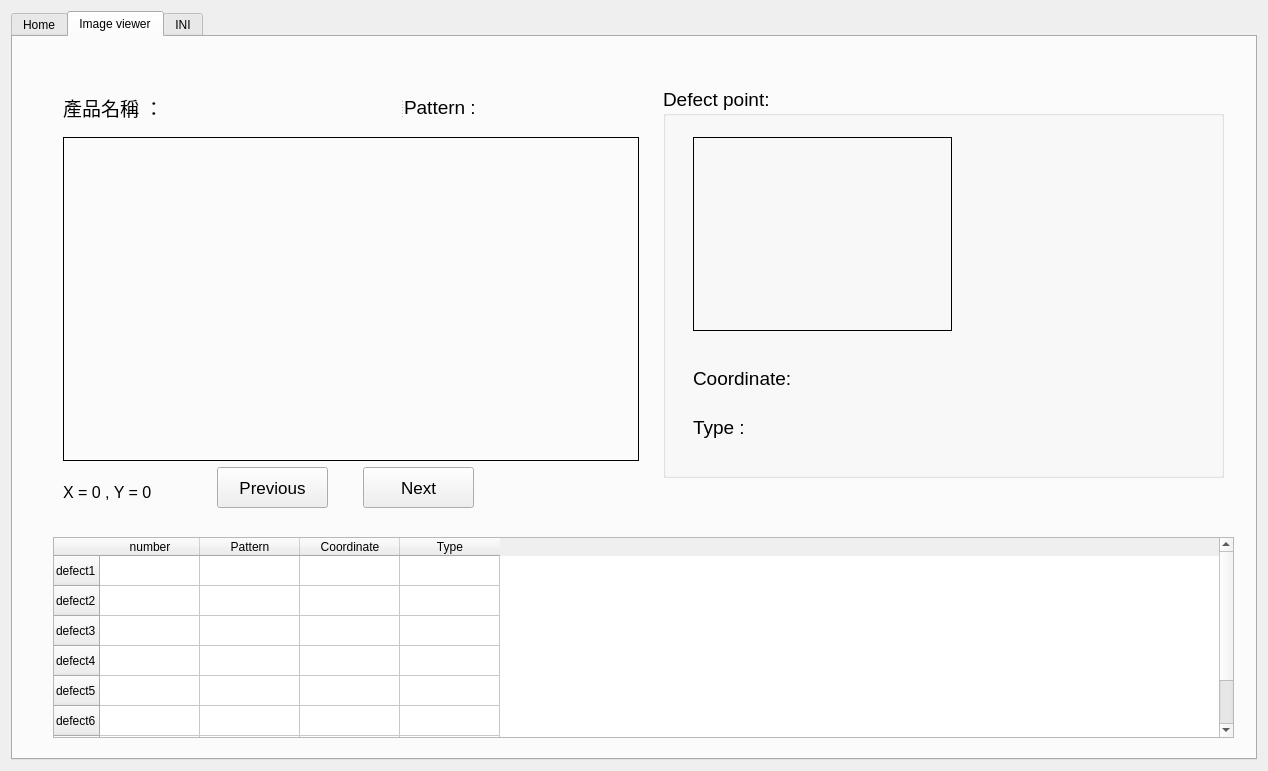
This is widget.ui in hsinying-tsai/CT2 as Qt 5 draws it before an edit. The edited form follows.
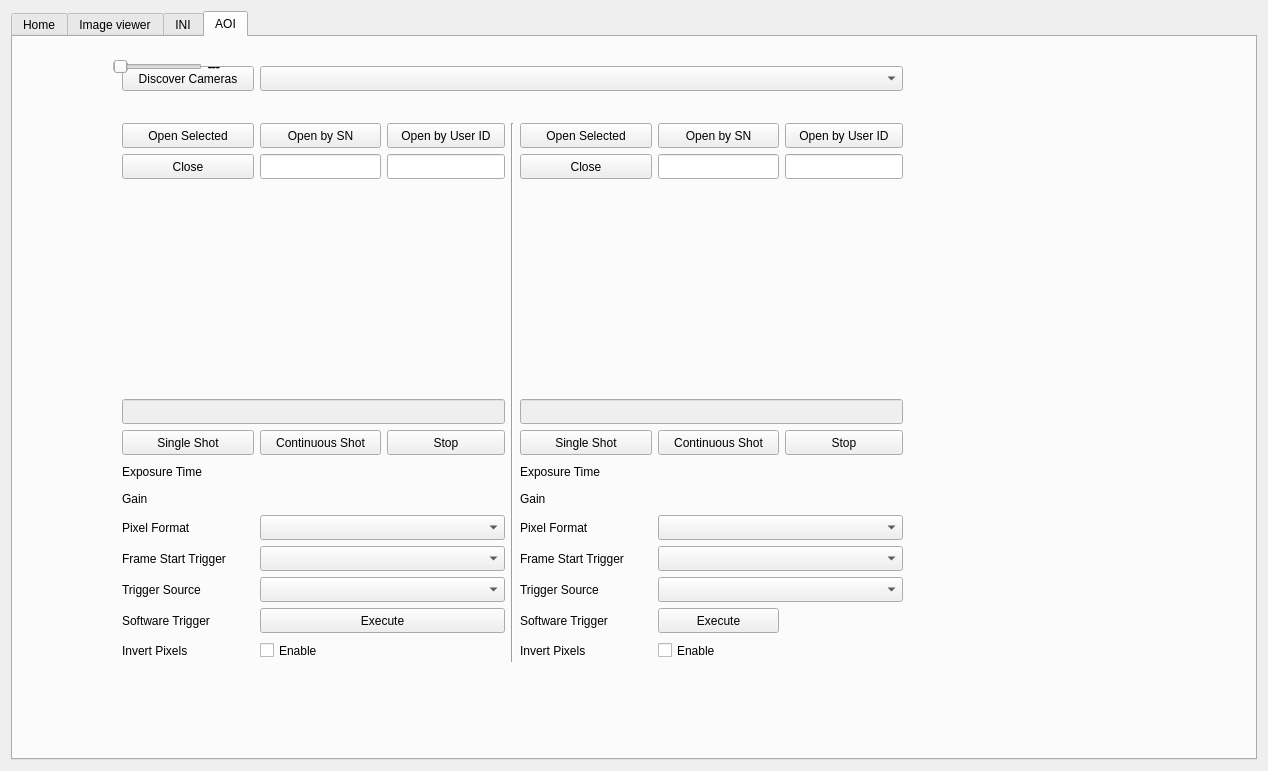
This is the edited form. The open tabs and pages were chosen to show the change. Custom widgets are drawn as their Qt base class.

The edit to the form file:
```diff
--- a/widget.ui
+++ b/widget.ui
@@ -1641,6 +1641,731 @@
        </property>
       </widget>
      </widget>
+     <widget class="QWidget" name="tab6">
+      <attribute name="title">
+       <string>AOI</string>
+      </attribute>
+      <widget class="QLineEdit" name="statusbar_2">
+       <property name="enabled">
+        <bool>false</bool>
+       </property>
+       <property name="geometry">
+        <rect>
+         <x>507</x>
+         <y>362</y>
+         <width>383</width>
+         <height>25</height>
+        </rect>
+       </property>
+       <property name="readOnly">
+        <bool>true</bool>
+       </property>
+      </widget>
+      <widget class="QPushButton" name="openByUserID_1">
+       <property name="geometry">
+        <rect>
+         <x>374</x>
+         <y>86</y>
+         <width>118</width>
+         <height>25</height>
+        </rect>
+       </property>
+       <property name="text">
+        <string>Open by User ID</string>
+       </property>
+      </widget>
+      <widget class="QPushButton" name="openByUserID_2">
+       <property name="geometry">
+        <rect>
+         <x>772</x>
+         <y>86</y>
+         <width>118</width>
+         <height>25</height>
+        </rect>
+       </property>
+       <property name="text">
+        <string>Open by User ID</string>
+       </property>
+      </widget>
+      <widget class="QLabel" name="pixelFormatLabel_1">
+       <property name="geometry">
+        <rect>
+         <x>109</x>
+         <y>478</y>
+         <width>132</width>
+         <height>25</height>
+        </rect>
+       </property>
+       <property name="text">
+        <string>Pixel Format</string>
+       </property>
+      </widget>
+      <widget class="QPushButton" name="close_1">
+       <property name="geometry">
+        <rect>
+         <x>109</x>
+         <y>117</y>
+         <width>132</width>
+         <height>25</height>
+        </rect>
+       </property>
+       <property name="text">
+        <string>Close</string>
+       </property>
+      </widget>
+      <widget class="QPushButton" name="openSelected_2">
+       <property name="geometry">
+        <rect>
+         <x>507</x>
+         <y>86</y>
+         <width>132</width>
+         <height>25</height>
+        </rect>
+       </property>
+       <property name="text">
+        <string>Open Selected</string>
+       </property>
+      </widget>
+      <widget class="QLabel" name="label_3">
+       <property name="geometry">
+        <rect>
+         <x>109</x>
+         <y>424</y>
+         <width>132</width>
+         <height>21</height>
+        </rect>
+       </property>
+       <property name="text">
+        <string>Exposure Time</string>
+       </property>
+      </widget>
+      <widget class="QPushButton" name="softwareTrigger_2">
+       <property name="geometry">
+        <rect>
+         <x>645</x>
+         <y>571</y>
+         <width>121</width>
+         <height>25</height>
+        </rect>
+       </property>
+       <property name="text">
+        <string>Execute</string>
+       </property>
+      </widget>
+      <widget class="QPushButton" name="stop_1">
+       <property name="geometry">
+        <rect>
+         <x>374</x>
+         <y>393</y>
+         <width>118</width>
+         <height>25</height>
+        </rect>
+       </property>
+       <property name="text">
+        <string>Stop</string>
+       </property>
+      </widget>
+      <widget class="QPushButton" name="close_2">
+       <property name="geometry">
+        <rect>
+         <x>507</x>
+         <y>117</y>
+         <width>132</width>
+         <height>25</height>
+        </rect>
+       </property>
+       <property name="text">
+        <string>Close</string>
+       </property>
+      </widget>
+      <widget class="QWidget" name="image_2" native="true">
+       <property name="geometry">
+        <rect>
+         <x>507</x>
+         <y>148</y>
+         <width>383</width>
+         <height>208</height>
+        </rect>
+       </property>
+      </widget>
+      <widget class="QLineEdit" name="editSN_2">
+       <property name="geometry">
+        <rect>
+         <x>645</x>
+         <y>117</y>
+         <width>121</width>
+         <height>25</height>
+        </rect>
+       </property>
+       <property name="toolTip">
+        <string>Check for a camera serial number in the camera list and enter it here.</string>
+       </property>
+      </widget>
+      <widget class="QLabel" name="label_5">
+       <property name="geometry">
+        <rect>
+         <x>507</x>
+         <y>451</y>
+         <width>132</width>
+         <height>21</height>
+        </rect>
+       </property>
+       <property name="text">
+        <string>Gain</string>
+       </property>
+      </widget>
+      <widget class="QComboBox" name="triggerMode_1">
+       <property name="geometry">
+        <rect>
+         <x>247</x>
+         <y>509</y>
+         <width>245</width>
+         <height>25</height>
+        </rect>
+       </property>
+      </widget>
+      <widget class="QPushButton" name="openSelected_1">
+       <property name="geometry">
+        <rect>
+         <x>109</x>
+         <y>86</y>
+         <width>132</width>
+         <height>25</height>
+        </rect>
+       </property>
+       <property name="text">
+        <string>Open Selected</string>
+       </property>
+      </widget>
+      <widget class="QPushButton" name="continuous_2">
+       <property name="geometry">
+        <rect>
+         <x>645</x>
+         <y>393</y>
+         <width>121</width>
+         <height>25</height>
+        </rect>
+       </property>
+       <property name="text">
+        <string>Continuous Shot</string>
+       </property>
+      </widget>
+      <widget class="QCheckBox" name="invertPixel_1">
+       <property name="geometry">
+        <rect>
+         <x>247</x>
+         <y>602</y>
+         <width>245</width>
+         <height>23</height>
+        </rect>
+       </property>
+       <property name="text">
+        <string>Enable</string>
+       </property>
+      </widget>
+      <widget class="Line" name="line">
+       <property name="geometry">
+        <rect>
+         <x>498</x>
+         <y>86</y>
+         <width>3</width>
+         <height>539</height>
+        </rect>
+       </property>
+       <property name="orientation">
+        <enum>Qt::Vertical</enum>
+       </property>
+      </widget>
+      <widget class="QLabel" name="triggerSourceLabel_1">
+       <property name="geometry">
+        <rect>
+         <x>109</x>
+         <y>540</y>
+         <width>132</width>
+         <height>25</height>
+        </rect>
+       </property>
+       <property name="text">
+        <string>Trigger Source</string>
+       </property>
+      </widget>
+      <widget class="QPushButton" name="singleShot_1">
+       <property name="geometry">
+        <rect>
+         <x>109</x>
+         <y>393</y>
+         <width>132</width>
+         <height>25</height>
+        </rect>
+       </property>
+       <property name="text">
+        <string>Single Shot</string>
+       </property>
+      </widget>
+      <widget class="QComboBox" name="triggerSource_1">
+       <property name="geometry">
+        <rect>
+         <x>247</x>
+         <y>540</y>
+         <width>245</width>
+         <height>25</height>
+        </rect>
+       </property>
+      </widget>
+      <widget class="QLineEdit" name="statusbar_1">
+       <property name="enabled">
+        <bool>false</bool>
+       </property>
+       <property name="geometry">
+        <rect>
+         <x>109</x>
+         <y>362</y>
+         <width>383</width>
+         <height>25</height>
+        </rect>
+       </property>
+       <property name="readOnly">
+        <bool>true</bool>
+       </property>
+      </widget>
+      <widget class="QPushButton" name="singleShot_2">
+       <property name="geometry">
+        <rect>
+         <x>507</x>
+         <y>393</y>
+         <width>132</width>
+         <height>25</height>
+        </rect>
+       </property>
+       <property name="text">
+        <string>Single Shot</string>
+       </property>
+      </widget>
+      <widget class="QLabel" name="softwareTriggerLabel_1">
+       <property name="geometry">
+        <rect>
+         <x>109</x>
+         <y>571</y>
+         <width>132</width>
+         <height>25</height>
+        </rect>
+       </property>
+       <property name="text">
+        <string>Software Trigger</string>
+       </property>
+      </widget>
+      <widget class="QLabel" name="label_6">
+       <property name="geometry">
+        <rect>
+         <x>109</x>
+         <y>451</y>
+         <width>132</width>
+         <height>21</height>
+        </rect>
+       </property>
+       <property name="text">
+        <string>Gain</string>
+       </property>
+      </widget>
+      <widget class="QComboBox" name="triggerSource_2">
+       <property name="geometry">
+        <rect>
+         <x>645</x>
+         <y>540</y>
+         <width>245</width>
+         <height>25</height>
+        </rect>
+       </property>
+      </widget>
+      <widget class="QLineEdit" name="editUserID_2">
+       <property name="geometry">
+        <rect>
+         <x>772</x>
+         <y>117</y>
+         <width>118</width>
+         <height>25</height>
+        </rect>
+       </property>
+       <property name="toolTip">
+        <string>Check for a device user ID in the camera list and enter it here. You may need to specify a device user ID in the pylon Viewer first.</string>
+       </property>
+      </widget>
+      <widget class="QComboBox" name="pixelFormat_1">
+       <property name="geometry">
+        <rect>
+         <x>247</x>
+         <y>478</y>
+         <width>245</width>
+         <height>25</height>
+        </rect>
+       </property>
+      </widget>
+      <widget class="QPushButton" name="continuous_1">
+       <property name="geometry">
+        <rect>
+         <x>247</x>
+         <y>393</y>
+         <width>121</width>
+         <height>25</height>
+        </rect>
+       </property>
+       <property name="text">
+        <string>Continuous Shot</string>
+       </property>
+      </widget>
+      <widget class="QLabel" name="pixelFormatLabel_2">
+       <property name="geometry">
+        <rect>
+         <x>507</x>
+         <y>478</y>
+         <width>132</width>
+         <height>25</height>
+        </rect>
+       </property>
+       <property name="text">
+        <string>Pixel Format</string>
+       </property>
+      </widget>
+      <widget class="QPushButton" name="scanButton">
+       <property name="geometry">
+        <rect>
+         <x>109</x>
+         <y>29</y>
+         <width>132</width>
+         <height>25</height>
+        </rect>
+       </property>
+       <property name="text">
+        <string>Discover Cameras</string>
+       </property>
+      </widget>
+      <widget class="QLabel" name="label_7">
+       <property name="geometry">
+        <rect>
+         <x>507</x>
+         <y>424</y>
+         <width>132</width>
+         <height>21</height>
+        </rect>
+       </property>
+       <property name="text">
+        <string>Exposure Time</string>
+       </property>
+      </widget>
+      <widget class="QComboBox" name="pixelFormat_2">
+       <property name="geometry">
+        <rect>
+         <x>645</x>
+         <y>478</y>
+         <width>245</width>
+         <height>25</height>
+        </rect>
+       </property>
+      </widget>
+      <widget class="QPushButton" name="openBySN_1">
+       <property name="geometry">
+        <rect>
+         <x>247</x>
+         <y>86</y>
+         <width>121</width>
+         <height>25</height>
+        </rect>
+       </property>
+       <property name="text">
+        <string>Open by SN</string>
+       </property>
+      </widget>
+      <widget class="QPushButton" name="openBySN_2">
+       <property name="geometry">
+        <rect>
+         <x>645</x>
+         <y>86</y>
+         <width>121</width>
+         <height>25</height>
+        </rect>
+       </property>
+       <property name="text">
+        <string>Open by SN</string>
+       </property>
+      </widget>
+      <widget class="QComboBox" name="cameraList">
+       <property name="geometry">
+        <rect>
+         <x>247</x>
+         <y>29</y>
+         <width>643</width>
+         <height>25</height>
+        </rect>
+       </property>
+      </widget>
+      <widget class="QLabel" name="triggerModeLabel_2">
+       <property name="geometry">
+        <rect>
+         <x>507</x>
+         <y>509</y>
+         <width>132</width>
+         <height>25</height>
+        </rect>
+       </property>
+       <property name="text">
+        <string>Frame Start Trigger</string>
+       </property>
+      </widget>
+      <widget class="QWidget" name="layoutWidget_2">
+       <property name="geometry">
+        <rect>
+         <x>100</x>
+         <y>20</y>
+         <width>107</width>
+         <height>19</height>
+        </rect>
+       </property>
+       <layout class="QHBoxLayout" name="horizontalLayout_4">
+        <item>
+         <widget class="QSlider" name="gain_2">
+          <property name="orientation">
+           <enum>Qt::Horizontal</enum>
+          </property>
+         </widget>
+        </item>
+        <item>
+         <widget class="QLabel" name="gainLabel_2">
+          <property name="text">
+           <string>---</string>
+          </property>
+         </widget>
+        </item>
+       </layout>
+      </widget>
+      <widget class="QLabel" name="triggerModeLabel_1">
+       <property name="geometry">
+        <rect>
+         <x>109</x>
+         <y>509</y>
+         <width>132</width>
+         <height>25</height>
+        </rect>
+       </property>
+       <property name="text">
+        <string>Frame Start Trigger</string>
+       </property>
+      </widget>
+      <widget class="QLabel" name="invertPixelLabel_2">
+       <property name="geometry">
+        <rect>
+         <x>507</x>
+         <y>602</y>
+         <width>132</width>
+         <height>23</height>
+        </rect>
+       </property>
+       <property name="text">
+        <string>Invert Pixels</string>
+       </property>
+      </widget>
+      <widget class="QPushButton" name="stop_2">
+       <property name="geometry">
+        <rect>
+         <x>772</x>
+         <y>393</y>
+         <width>118</width>
+         <height>25</height>
+        </rect>
+       </property>
+       <property name="text">
+        <string>Stop</string>
+       </property>
+      </widget>
+      <widget class="QLabel" name="softwareTriggerLabel_2">
+       <property name="geometry">
+        <rect>
+         <x>507</x>
+         <y>571</y>
+         <width>132</width>
+         <height>25</height>
+        </rect>
+       </property>
+       <property name="text">
+        <string>Software Trigger</string>
+       </property>
+      </widget>
+      <widget class="QCheckBox" name="invertPixel_2">
+       <property name="geometry">
+        <rect>
+         <x>645</x>
+         <y>602</y>
+         <width>121</width>
+         <height>23</height>
+        </rect>
+       </property>
+       <property name="text">
+        <string>Enable</string>
+       </property>
+      </widget>
+      <widget class="QPushButton" name="softwareTrigger_1">
+       <property name="geometry">
+        <rect>
+         <x>247</x>
+         <y>571</y>
+         <width>245</width>
+         <height>25</height>
+        </rect>
+       </property>
+       <property name="text">
+        <string>Execute</string>
+       </property>
+      </widget>
+      <widget class="QLineEdit" name="editSN_1">
+       <property name="geometry">
+        <rect>
+         <x>247</x>
+         <y>117</y>
+         <width>121</width>
+         <height>25</height>
+        </rect>
+       </property>
+       <property name="toolTip">
+        <string>Check for a camera serial number in the camera list and enter it here.</string>
+       </property>
+      </widget>
+      <widget class="QLabel" name="triggerSourceLabel_2">
+       <property name="geometry">
+        <rect>
+         <x>507</x>
+         <y>540</y>
+         <width>132</width>
+         <height>25</height>
+        </rect>
+       </property>
+       <property name="text">
+        <string>Trigger Source</string>
+       </property>
+      </widget>
+      <widget class="QLabel" name="invertPixelLabel_1">
+       <property name="geometry">
+        <rect>
+         <x>109</x>
+         <y>602</y>
+         <width>132</width>
+         <height>23</height>
+        </rect>
+       </property>
+       <property name="text">
+        <string>Invert Pixels</string>
+       </property>
+      </widget>
+      <widget class="QComboBox" name="triggerMode_2">
+       <property name="geometry">
+        <rect>
+         <x>645</x>
+         <y>509</y>
+         <width>245</width>
+         <height>25</height>
+        </rect>
+       </property>
+      </widget>
+      <widget class="QLineEdit" name="editUserID_1">
+       <property name="geometry">
+        <rect>
+         <x>374</x>
+         <y>117</y>
+         <width>118</width>
+         <height>25</height>
+        </rect>
+       </property>
+       <property name="toolTip">
+        <string>Check for a device user ID in the camera list and enter it here. You may need to specify a device user ID in the pylon Viewer first.</string>
+       </property>
+      </widget>
+      <widget class="QWidget" name="layoutWidget_3">
+       <property name="geometry">
+        <rect>
+         <x>100</x>
+         <y>20</y>
+         <width>107</width>
+         <height>19</height>
+        </rect>
+       </property>
+       <layout class="QHBoxLayout" name="horizontalLayout_2">
+        <item>
+         <widget class="QSlider" name="gain_1">
+          <property name="orientation">
+           <enum>Qt::Horizontal</enum>
+          </property>
+         </widget>
+        </item>
+        <item>
+         <widget class="QLabel" name="gainLabel_1">
+          <property name="text">
+           <string>---</string>
+          </property>
+         </widget>
+        </item>
+       </layout>
+      </widget>
+      <widget class="QWidget" name="image_1" native="true">
+       <property name="geometry">
+        <rect>
+         <x>109</x>
+         <y>148</y>
+         <width>383</width>
+         <height>208</height>
+        </rect>
+       </property>
+      </widget>
+      <widget class="QWidget" name="layoutWidget_4">
+       <property name="geometry">
+        <rect>
+         <x>100</x>
+         <y>20</y>
+         <width>107</width>
+         <height>19</height>
+        </rect>
+       </property>
+       <layout class="QHBoxLayout" name="horizontalLayout_3">
+        <item>
+         <widget class="QSlider" name="exposure_1">
+          <property name="orientation">
+           <enum>Qt::Horizontal</enum>
+          </property>
+         </widget>
+        </item>
+        <item>
+         <widget class="QLabel" name="exposureLabel_1">
+          <property name="text">
+           <string>---</string>
+          </property>
+         </widget>
+        </item>
+       </layout>
+      </widget>
+      <widget class="QWidget" name="layoutWidget_5">
+       <property name="geometry">
+        <rect>
+         <x>100</x>
+         <y>20</y>
+         <width>107</width>
+         <height>19</height>
+        </rect>
+       </property>
+       <layout class="QHBoxLayout" name="horizontalLayout_5">
+        <item>
+         <widget class="QSlider" name="exposure_2">
+          <property name="orientation">
+           <enum>Qt::Horizontal</enum>
+          </property>
+         </widget>
+        </item>
+        <item>
+         <widget class="QLabel" name="exposureLabel_2">
+          <property name="text">
+           <string>---</string>
+          </property>
+         </widget>
+        </item>
+       </layout>
+      </widget>
+     </widget>
     </widget>
    </item>
   </layout>
```
Left out of the diff: 55 changed lines with no effect on the pictures.
